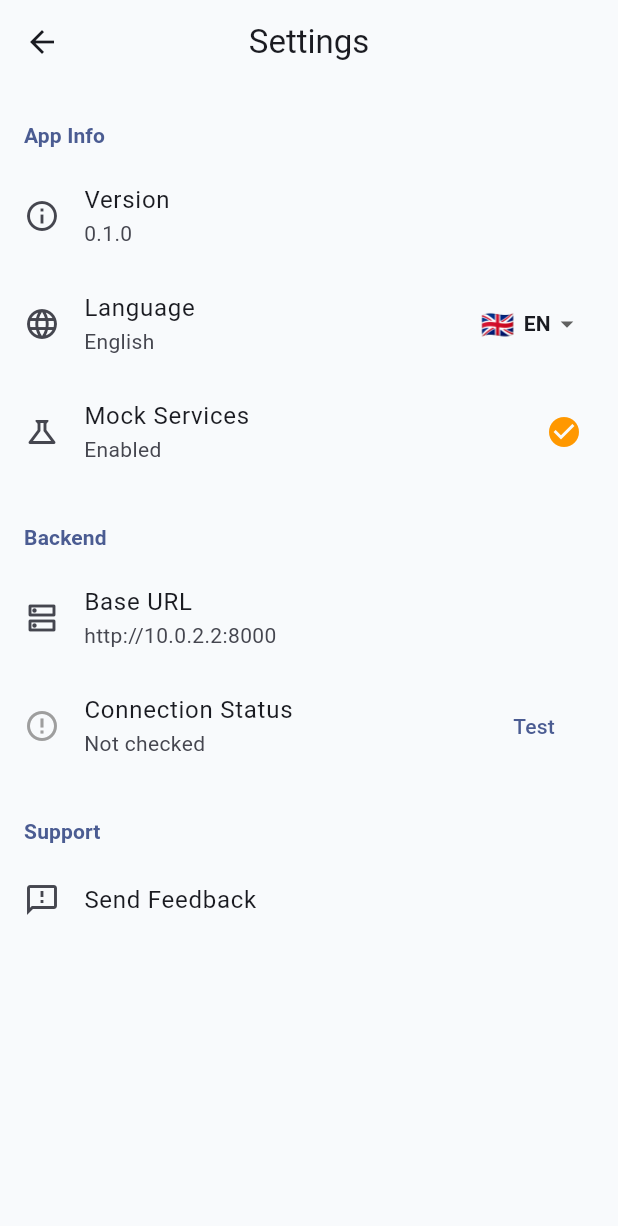
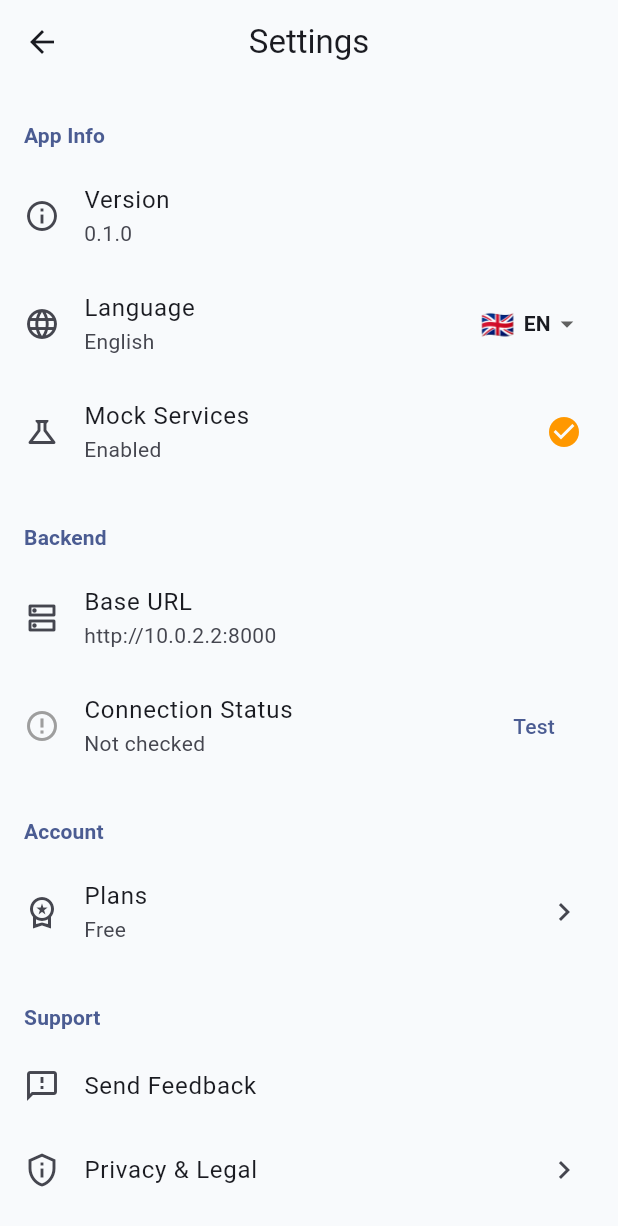
Before and after one commit to ionutc19/job-pack, a Flutter app: the SettingsScreen screen opened by its route, on a phone screen of 412 x 824 dp. Shown: the top 1226 px of the screen. Run offline on Flutter 3.47's test engine with Material 3 defaults, Android fonts, the phone set to English and light mode, and no system bars; our stand-ins replace shared_preferences; accounts and stored records are empty.

Commit message:
Add monetization foundation: entitlements, usage limits, plans and privacy screens
Backend:
- Tier model (free/premium/pro) with configurable limits per module
- In-memory usage tracking with period and burst rate enforcement
- Free: 5/month/module, Premium: 20/day/module, Pro: fair use (100/day, 10/10min, 15k chars)
- Usage gating on all 3 content endpoints via X-Device-Id header
- UsageMeta in every response (tier, used, remaining, show_upgrade)
- New /api/entitlements/me and /api/entitlements/tier endpoints
- 4 new tests covering usage meta, entitlements, tier upgrade, and free limit enforcement

Frontend:
- Plans screen showing Free/Premium/Pro with feature comparison
- Privacy & Legal screen with 6 sections (data processing, AI usage, storage, subscriptions, third-party, contact)
- Both screens fully bilingual (EN/RO)
- Settings screen links to Plans and Privacy
- ~60 new localization strings in both languages

Co-Authored-By: Claude Opus 4.6 <noreply@anthropic.com>
Claude-Session: https://claude.ai/code/session_01H5SnKZQeHwcEm8VdNSfue8

```diff
--- a/mobile/lib/l10n/app_localizations.dart
+++ b/mobile/lib/l10n/app_localizations.dart
@@ -105,6 +105,7 @@ class AppLocalizations {
   String get backendReachable => get('backendReachable');
   String get backendNotReachable => get('backendNotReachable');
   String get support => get('support');
+  String get account => get('account');
 
   // Feedback
   String get feedbackInstructions => get('feedbackInstructions');
@@ -127,6 +128,47 @@ class AppLocalizations {
   // Loading
   String get processing => get('processing');
   String get error => get('error');
+
+  // Plans
+  String get plans => get('plans');
+  String get choosePlan => get('choosePlan');
+  String get plansSubtitle => get('plansSubtitle');
+  String get currentPlan => get('currentPlan');
+  String get planFree => get('planFree');
+  String get planFreePrice => get('planFreePrice');
+  String get planFreeAds => get('planFreeAds');
+  String get planFreeRequests => get('planFreeRequests');
+  String get planFreeModules => get('planFreeModules');
+  String get planPremium => get('planPremium');
+  String get planPremiumPrice => get('planPremiumPrice');
+  String get planPremiumNoAds => get('planPremiumNoAds');
+  String get planPremiumRequests => get('planPremiumRequests');
+  String get planPremiumModules => get('planPremiumModules');
+  String get planPro => get('planPro');
+  String get planProPrice => get('planProPrice');
+  String get planProNoAds => get('planProNoAds');
+  String get planProRequests => get('planProRequests');
+  String get planProModules => get('planProModules');
+  String get planProFairUse => get('planProFairUse');
+  String upgradeTo(String plan) => get('upgradeTo').replaceAll('{plan}', plan);
+  String get billingNote => get('billingNote');
+  String get billingComingSoon => get('billingComingSoon');
+
+  // Privacy
+  String get privacyTitle => get('privacyTitle');
+  String get privacyDataProcessing => get('privacyDataProcessing');
+  String get privacyDataProcessingBody => get('privacyDataProcessingBody');
+  String get privacyAiUsage => get('privacyAiUsage');
+  String get privacyAiUsageBody => get('privacyAiUsageBody');
+  String get privacyDataStorage => get('privacyDataStorage');
+  String get privacyDataStorageBody => get('privacyDataStorageBody');
+  String get privacySubscriptions => get('privacySubscriptions');
+  String get privacySubscriptionsBody => get('privacySubscriptionsBody');
+  String get privacyThirdParty => get('privacyThirdParty');
+  String get privacyThirdPartyBody => get('privacyThirdPartyBody');
+  String get privacyContact => get('privacyContact');
+  String get privacyContactBody => get('privacyContactBody');
+  String get privacyLastUpdated => get('privacyLastUpdated');
 
   static const Map<String, String> _en = {
     'appName': 'Job Coach',
@@ -201,6 +243,7 @@ class AppLocalizations {
     'backendReachable': 'Backend is reachable',
     'backendNotReachable': 'Backend is not reachable',
     'support': 'Support',
+    'account': 'Account',
 
     'feedbackInstructions': 'Help us improve Job Coach. Report bugs, request features, or share feedback.',
     'category': 'Category',
@@ -221,6 +264,47 @@ class AppLocalizations {
 
     'processing': 'Processing...',
     'error': 'Error',
+
+    // Plans
+    'plans': 'Plans',
+    'choosePlan': 'Choose Your Plan',
+    'plansSubtitle': 'Select the plan that fits your job search needs.',
+    'currentPlan': 'Current',
+    'planFree': 'Free',
+    'planFreePrice': '\$0 / month',
+    'planFreeAds': 'Ads enabled',
+    'planFreeRequests': '5 requests per month per module',
+    'planFreeModules': 'All 3 modules included',
+    'planPremium': 'Premium',
+    'planPremiumPrice': '\$3.99 / month',
+    'planPremiumNoAds': 'No ads',
+    'planPremiumRequests': '20 requests per day per module',
+    'planPremiumModules': 'All 3 modules included',
+    'planPro': 'Pro',
+    'planProPrice': '\$9.99 / month',
+    'planProNoAds': 'No ads',
+    'planProRequests': 'Unlimited access',
+    'planProModules': 'All 3 modules included',
+    'planProFairUse': 'Fair use policy applies',
+    'upgradeTo': 'Upgrade to {plan}',
+    'billingNote': 'Billing integration coming soon. Plans shown for preview.',
+    'billingComingSoon': 'Billing is not yet available. Coming soon!',
+
+    // Privacy
+    'privacyTitle': 'Privacy & Legal',
+    'privacyDataProcessing': 'Data Processing',
+    'privacyDataProcessingBody': 'When you use Job Coach, your input (CV text, job descriptions, LinkedIn profile sections) is sent to our backend server for processing. This data is transmitted securely and used solely to generate your requested analysis, profile improvements, or cover letter.',
+    'privacyAiUsage': 'AI-Powered Results',
+    'privacyAiUsageBody': 'Job Coach uses artificial intelligence models hosted on Microsoft Azure to generate results. Your input is forwarded to the AI model as part of the request. The AI processes your data in real time and does not retain it after generating a response.',
+    'privacyDataStorage': 'Data Storage',
+    'privacyDataStorageBody': 'Job Coach does not permanently store your CV text, job descriptions, or generated results on our servers. Input data is processed in memory and discarded after the response is delivered. Your language preference is stored locally on your device.',
+    'privacySubscriptions': 'Subscriptions & Entitlements',
+    'privacySubscriptionsBody': 'If you subscribe to a paid plan, your subscription status and usage data (request counts, tier information) may be processed and stored to enforce plan limits. Payment processing is handled by third-party billing providers.',
+    'privacyThirdParty': 'Third-Party Services & Advertising',
+    'privacyThirdPartyBody': 'In the future, the free tier may include advertisements served by third-party ad networks. These services may collect device identifiers and usage data according to their own privacy policies. We will update this section when advertising is enabled.',
+    'privacyContact': 'Contact',
+    'privacyContactBody': 'If you have questions about how your data is handled, please use the Send Feedback feature in the app or contact us through the app settings.',
+    'privacyLastUpdated': 'Last updated: June 2026',
   };
 
   static const Map<String, String> _ro = {
@@ -296,6 +380,7 @@ class AppLocalizations {
     'backendReachable': 'Backend-ul este accesibil',
     'backendNotReachable': 'Backend-ul nu este accesibil',
     'support': 'Suport',
+    'account': 'Cont',
 
     'feedbackInstructions': 'Ajută-ne să îmbunătățim Job Coach. Raportează erori, solicită funcționalități sau trimite feedback.',
     'category': 'Categorie',
@@ -316,6 +401,47 @@ class AppLocalizations {
 
     'processing': 'Se procesează...',
     'error': 'Eroare',
+
+    // Plans
+    'plans': 'Planuri',
+    'choosePlan': 'Alege Planul Tău',
+    'plansSubtitle': 'Selectează planul potrivit pentru căutarea ta de job.',
+    'currentPlan': 'Curent',
+    'planFree': 'Gratuit',
+    'planFreePrice': '\$0 / lună',
+    'planFreeAds': 'Reclame activate',
+    'planFreeRequests': '5 cereri pe lună per modul',
+    'planFreeModules': 'Toate cele 3 module incluse',
+    'planPremium': 'Premium',
+    'planPremiumPrice': '\$3,99 / lună',
+    'planPremiumNoAds': 'Fără reclame',
+    'planPremiumRequests': '20 cereri pe zi per modul',
+    'planPremiumModules': 'Toate cele 3 module incluse',
+    'planPro': 'Pro',
+    'planProPrice': '\$9,99 / lună',
+    'planProNoAds': 'Fără reclame',
+    'planProRequests': 'Acces nelimitat',
+    'planProModules': 'Toate cele 3 module incluse',
+    'planProFairUse': 'Se aplică politica de utilizare corectă',
+    'upgradeTo': 'Treci la {plan}',
+    'billingNote': 'Integrarea facturării vine în curând. Planurile sunt afișate pentru previzualizare.',
+    'billingComingSoon': 'Facturarea nu este încă disponibilă. În curând!',
+
+    // Privacy
+    'privacyTitle': 'Confidențialitate și Legal',
+    'privacyDataProcessing': 'Procesarea Datelor',
+    'privacyDataProcessingBody': 'Când folosești Job Coach, datele introduse (text CV, descrieri de job, secțiuni de profil LinkedIn) sunt trimise către serverul nostru pentru procesare. Aceste date sunt transmise securizat și utilizate exclusiv pentru a genera analiza, îmbunătățirile de profil sau scrisoarea de intenție solicitată.',
+    'privacyAiUsage': 'Rezultate Generate de AI',
+    'privacyAiUsageBody': 'Job Coach folosește modele de inteligență artificială găzduite pe Microsoft Azure pentru a genera rezultate. Datele introduse sunt transmise modelului AI ca parte a cererii. AI-ul procesează datele în timp real și nu le reține după generarea răspunsului.',
+    'privacyDataStorage': 'Stocarea Datelor',
+    'privacyDataStorageBody': 'Job Coach nu stochează permanent textul CV-ului, descrierile de job sau rezultatele generate pe serverele noastre. Datele introduse sunt procesate în memorie și eliminate după livrarea răspunsului. Preferința de limbă este stocată local pe dispozitivul tău.',
+    'privacySubscriptions': 'Abonamente și Drepturi',
+    'privacySubscriptionsBody': 'Dacă te abonezi la un plan plătit, statusul abonamentului și datele de utilizare (număr de cereri, informații despre plan) pot fi procesate și stocate pentru aplicarea limitelor planului. Procesarea plăților este gestionată de furnizori terți de facturare.',
+    'privacyThirdParty': 'Servicii Terțe și Publicitate',
+    'privacyThirdPartyBody': 'În viitor, planul gratuit poate include reclame difuzate de rețele publicitare terțe. Aceste servicii pot colecta identificatori de dispozitiv și date de utilizare conform propriilor politici de confidențialitate. Vom actualiza această secțiune când publicitatea va fi activată.',
+    'privacyContact': 'Contact',
+    'privacyContactBody': 'Dacă ai întrebări despre modul în care sunt gestionate datele tale, te rugăm să folosești funcția Trimite Feedback din aplicație sau să ne contactezi prin setările aplicației.',
+    'privacyLastUpdated': 'Ultima actualizare: iunie 2026',
   };
 }
 
--- a/mobile/lib/main.dart
+++ b/mobile/lib/main.dart
@@ -11,6 +11,8 @@ import 'screens/profile_boost_screen.dart';
 import 'screens/cover_letter_screen.dart';
 import 'screens/settings_screen.dart';
 import 'screens/feedback_screen.dart';
+import 'screens/plans_screen.dart';
+import 'screens/privacy_screen.dart';
 
 void main() async {
   WidgetsFlutterBinding.ensureInitialized();
@@ -51,6 +53,8 @@ class JobCoachApp extends StatelessWidget {
               '/cover-letter': (_) => const CoverLetterScreen(),
               '/settings': (_) => const SettingsScreen(),
               '/feedback': (_) => const FeedbackScreen(),
+              '/plans': (_) => const PlansScreen(),
+              '/privacy': (_) => const PrivacyScreen(),
             },
           );
         },
--- a/mobile/lib/screens/settings_screen.dart
+++ b/mobile/lib/screens/settings_screen.dart
@@ -88,11 +88,25 @@ class _SettingsScreenState extends State<SettingsScreen> {
               child: Text(l.test),
             ),
           ),
+          _SectionHeader(title: l.account),
+          ListTile(
+            leading: const Icon(Icons.workspace_premium_outlined),
+            title: Text(l.plans),
+            subtitle: Text(l.planFree),
+            trailing: const Icon(Icons.chevron_right),
+            onTap: () => Navigator.pushNamed(context, '/plans'),
+          ),
           _SectionHeader(title: l.support),
           ListTile(
             leading: const Icon(Icons.feedback_outlined),
             title: Text(l.sendFeedback),
             onTap: () => Navigator.pushNamed(context, '/feedback'),
+          ),
+          ListTile(
+            leading: const Icon(Icons.privacy_tip_outlined),
+            title: Text(l.privacyTitle),
+            trailing: const Icon(Icons.chevron_right),
+            onTap: () => Navigator.pushNamed(context, '/privacy'),
           ),
         ],
       ),
```
Also changed, not shown: mobile/lib/screens/plans_screen.dart (added, +206 -0 lines), mobile/lib/screens/privacy_screen.dart (added, +84 -0 lines), 9 other files.
